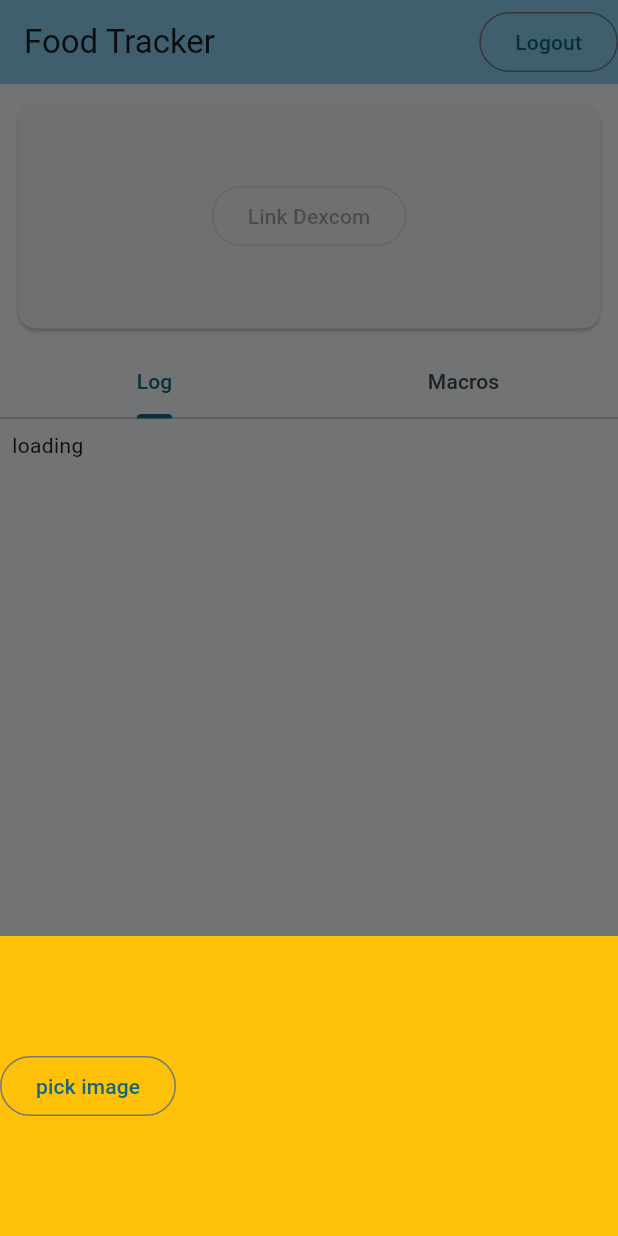
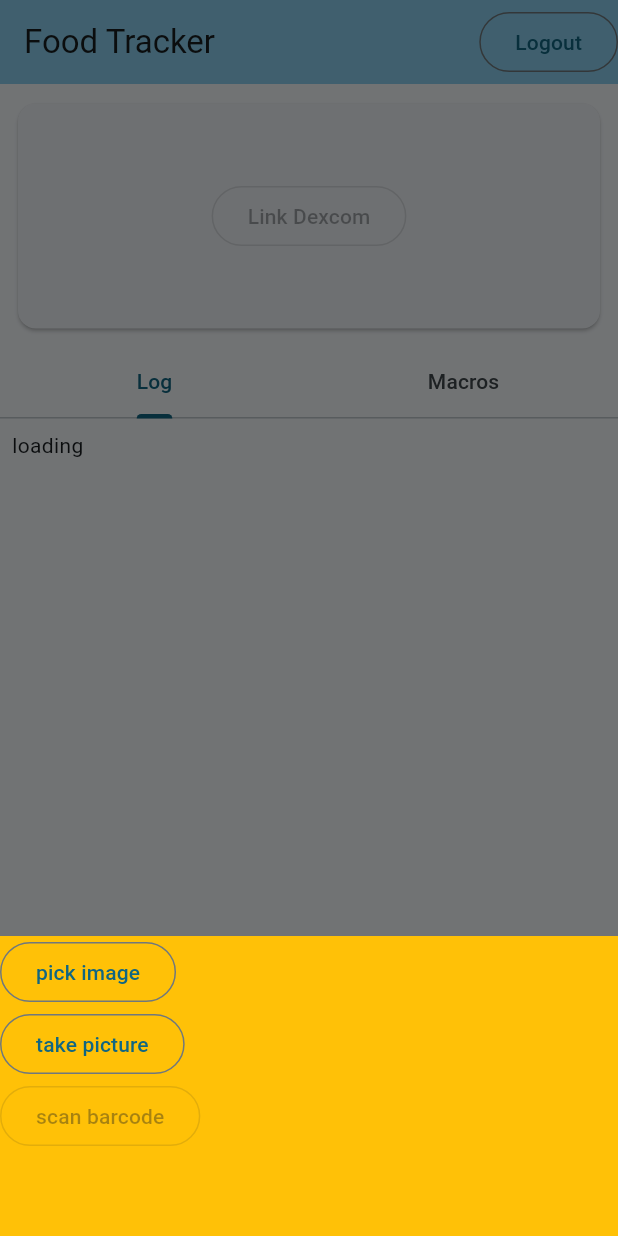
Before and after one commit to mnimer/food-tracker-app, a Flutter app: the screen it shows once a user with an empty profile is signed in, after a tap on the "add" icon, on a phone screen of 412 x 824 dp. Run offline on Flutter 3.47's test engine with Material 3 defaults, Android fonts, the phone set to English and light mode, and no system bars; our stand-ins replace cloud_firestore, firebase_auth, firebase_core, go_router, image_picker; missing offline and left inert: firebase_ui_auth; accounts and stored records are empty.

Commit message:
Upgrade versions and add image picker, camera buttons

```diff
--- a/app/lib/main.dart
+++ b/app/lib/main.dart
@@ -1,6 +1,6 @@
 import 'package:firebase_auth/firebase_auth.dart' hide EmailAuthProvider;
+import 'package:firebase_core/firebase_core.dart';
 import 'package:firebase_ui_auth/firebase_ui_auth.dart';
-import 'package:firebase_core/firebase_core.dart';
 import 'package:flutter/material.dart';
 import 'package:go_router/go_router.dart';
 import 'package:list_collections/firebase_options.dart';
--- a/app/lib/widgets/log_food_picture_bottom_sheet.dart
+++ b/app/lib/widgets/log_food_picture_bottom_sheet.dart
@@ -1,8 +1,9 @@
 import 'package:flutter/material.dart';
 import 'package:image_picker/image_picker.dart';
+//import 'package:image_picker/image_picker.dart';
 
 class LogFoodPictureBottomSheet extends StatefulWidget {
-  const LogFoodPictureBottomSheet({Key? key}) : super(key: key);
+  const LogFoodPictureBottomSheet({super.key});
 
   @override
   State<LogFoodPictureBottomSheet> createState() => _LogFoodPictureBottomSheetState();
@@ -15,7 +16,8 @@ class _LogFoodPictureBottomSheetState extends State<LogFoodPictureBottomSheet> {
 
   @override
   Widget build(BuildContext context) {
-    return  Row(
+    return  Column(children:[
+      Row(
         children: [
           OutlinedButton(onPressed: () async {
             image = await picker.pickImage(source: ImageSource.gallery);
@@ -34,6 +36,42 @@ class _LogFoodPictureBottomSheetState extends State<LogFoodPictureBottomSheet> {
           }
          )
         ],
-    );
+      ),
+      Row(
+        children: [
+          OutlinedButton(onPressed: () async {
+            image = await picker.pickImage(source: ImageSource.camera);
+            if (image != null) {
+              print(image!.path);
+            }
+          },
+            child: const Text('take picture'),),
+          Builder(
+              builder: (context) {
+                if( image == null ){
+                  //return const Text('');
+                }
+
+                return Text(image?.path ?? '');
+              }
+          )
+        ],
+      ),
+      Row(
+        children: [
+          const OutlinedButton(onPressed: null,
+            child: Text('scan barcode'),),
+          Builder(
+              builder: (context) {
+                if( image == null ){
+                  //return const Text('');
+                }
+
+                return Text(image?.path ?? '');
+              }
+          )
+        ],
+      )
+    ]);
   }
 }
```
Also changed, not shown: app/pubspec.yaml (+7 -7 lines), app/pubspec.lock, 2 other files. Lines whose indentation alone changed are shown as unchanged.
